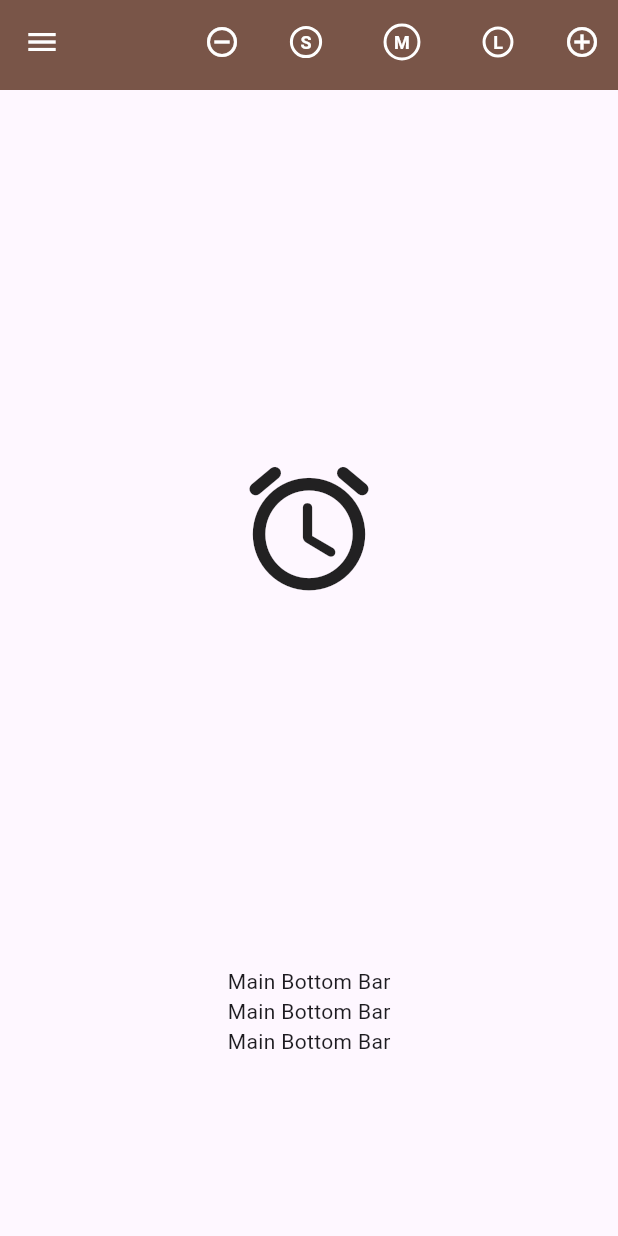
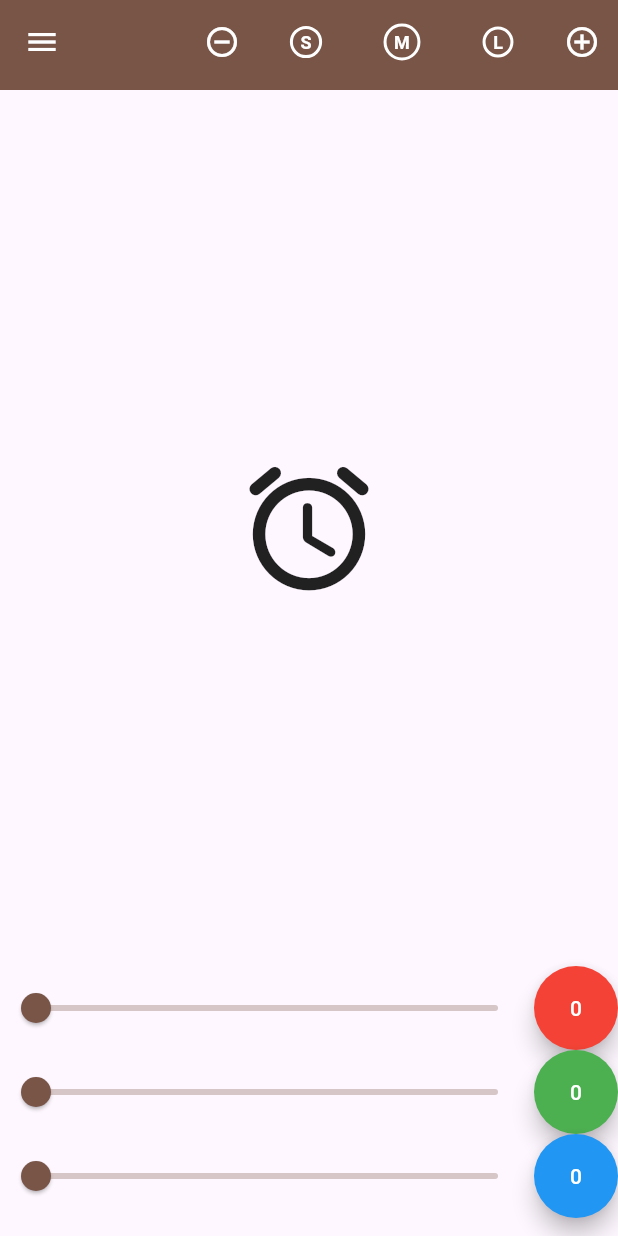
Before and after one commit to TanSinyi/TanSinyi-mobile_exercise2_s01, a Flutter app: the screen it shows after launch, on a phone screen of 412 x 824 dp. Run offline on Flutter 3.47's test engine with Material 3 defaults, Android fonts, the phone set to English and light mode, and no system bars.

Commit message:
complete main_bottom_bar.dart  driver: Goh Zi Qin  navigator: Tan Sin Yi

```diff
--- a/lib/main_bottom_bar.dart
+++ b/lib/main_bottom_bar.dart
@@ -1,14 +1,119 @@
 import 'package:flutter/material.dart';
 
 class MainBottomBar extends StatelessWidget {
+  final double redSliderValue;
+  final double greenSliderValue;
+  final double blueSliderValue;
+  final ValueChanged<double> onRedSliderChanged;
+  final ValueChanged<double> onGreenSliderChanged;
+  final ValueChanged<double> onBlueSliderChanged;
+  final bool allowChangeColor;
+
+  MainBottomBar({
+    required this.redSliderValue,
+    required this.greenSliderValue,
+    required this.blueSliderValue,
+    required this.onRedSliderChanged,
+    required this.onGreenSliderChanged,
+    required this.onBlueSliderChanged,
+    required this.allowChangeColor,
+  });
+
   @override
   Widget build(BuildContext context) {
     return SizedBox(
       height: 180.0,
       child: Column(children: [
-        Text('Main Bottom Bar'),
-        Text('Main Bottom Bar'),
-        Text('Main Bottom Bar')
+        //Red Slider and Button/Text
+        Row(
+          mainAxisAlignment: MainAxisAlignment.center,
+          children: [
+            if (allowChangeColor) ...[
+              Expanded(
+                child: Slider(
+                  value: redSliderValue,
+                  min: 0,
+                  max: 255,
+                  onChanged: onRedSliderChanged,
+                  activeColor: Colors.brown,
+                  inactiveColor: Colors.brown.withOpacity(0.3),
+                ),
+              ),
+              FloatingActionButton(
+                backgroundColor: Colors.red,
+                shape: const CircleBorder(),
+                onPressed: () => onRedSliderChanged(255),
+                child: Text(
+                  redSliderValue.toStringAsFixed(0),
+                  style: const TextStyle(color: Colors.white),
+                ),
+              )
+            ] else ...[
+              Text('Value for R(Red): ${redSliderValue.toStringAsFixed(0)}',
+                  style: const TextStyle(fontSize: 20, color: Colors.red)),
+            ]
+          ],
+        ),
+        //Green Slider and Button/Text
+        Row(
+          mainAxisAlignment: MainAxisAlignment.center,
+          children: [
+            if (allowChangeColor) ...[
+              Expanded(
+                child: Slider(
+                  value: greenSliderValue,
+                  min: 0,
+                  max: 255,
+                  onChanged: onGreenSliderChanged,
+                  activeColor: Colors.brown,
+                  inactiveColor: Colors.brown.withOpacity(0.3),
+                ),
+              ),
+              FloatingActionButton(
+                backgroundColor: Colors.green,
+                shape: const CircleBorder(),
+                onPressed: () => onGreenSliderChanged(255),
+                child: Text(
+                  greenSliderValue.toStringAsFixed(0),
+                  style: const TextStyle(color: Colors.white),
+                ),
+              )
+            ] else ...[
+              Text('Value for G(Green): ${greenSliderValue.toStringAsFixed(0)}',
+                  style: const TextStyle(fontSize: 20, color: Colors.green)),
+            ]
+          ],
+        ),
+        //Blue Slider and Button/Text
+        Row(
+          mainAxisAlignment: MainAxisAlignment.center,
+          children: [
+            if (allowChangeColor) ...[
+              Expanded(
+                child: Slider(
+                  value: blueSliderValue,
+                  min: 0,
+                  max: 255,
+                  onChanged: onBlueSliderChanged,
+                  activeColor: Colors.brown,
+                  inactiveColor: Colors.brown.withOpacity(0.3),
+                ),
+              ),
+              FloatingActionButton(
+                backgroundColor: Colors.blue,
+                shape: const CircleBorder(),
+                onPressed: () => onBlueSliderChanged(255),
+                child: Text(
+                  blueSliderValue.toStringAsFixed(0),
+                  style: const TextStyle(color: Colors.white),
+                ),
+              )
+            ] else ...[
+              Text('Value for B(Blue): ${blueSliderValue.toStringAsFixed(0)}',
+                  style: const TextStyle(fontSize: 20, color: Colors.blue)),
+            ]
+          ],
+        ),
       ]),
     );
   }
--- a/lib/main_screen.dart
+++ b/lib/main_screen.dart
@@ -11,6 +11,9 @@ class MainScreen extends StatefulWidget {
 
 class _MainScreenState extends State<MainScreen> {
   double _iconSize = 100; //Initial icon size
+  double _redSliderValue = 0.0;
+  double _greenSliderValue = 0.0;
+  double _blueSliderValue = 0.0;
   bool allowResize = true;
 
 //Function for minimize button
@@ -52,6 +55,25 @@ class _MainScreenState extends State<MainScreen> {
     }
   }
 
+  //Function to change each color components
+  void _onRedSliderChanged(double value) {
+    setState(() {
+      _redSliderValue = value;
+    });
+  }
+
+  void _onGreenSliderChanged(double value) {
+    setState(() {
+      _greenSliderValue = value;
+    });
+  }
+
+  void _onBlueSliderChanged(double value) {
+    setState(() {
+      _blueSliderValue = value;
+    });
+  }
+
   @override
   Widget build(BuildContext context) {
     return SafeArea(
@@ -81,7 +103,15 @@ class _MainScreenState extends State<MainScreen> {
         body: MainBody(
           iconSize: _iconSize,
         ),
-        bottomNavigationBar: MainBottomBar(),
+        bottomNavigationBar: MainBottomBar(
+          redSliderValue: _redSliderValue,
+          greenSliderValue: _greenSliderValue,
+          blueSliderValue: _blueSliderValue,
+          onRedSliderChanged: _onRedSliderChanged,
+          onGreenSliderChanged: _onGreenSliderChanged,
+          onBlueSliderChanged: _onBlueSliderChanged,
+          allowChangeColor: true,
+        ),
       ),
     );
   }
```
